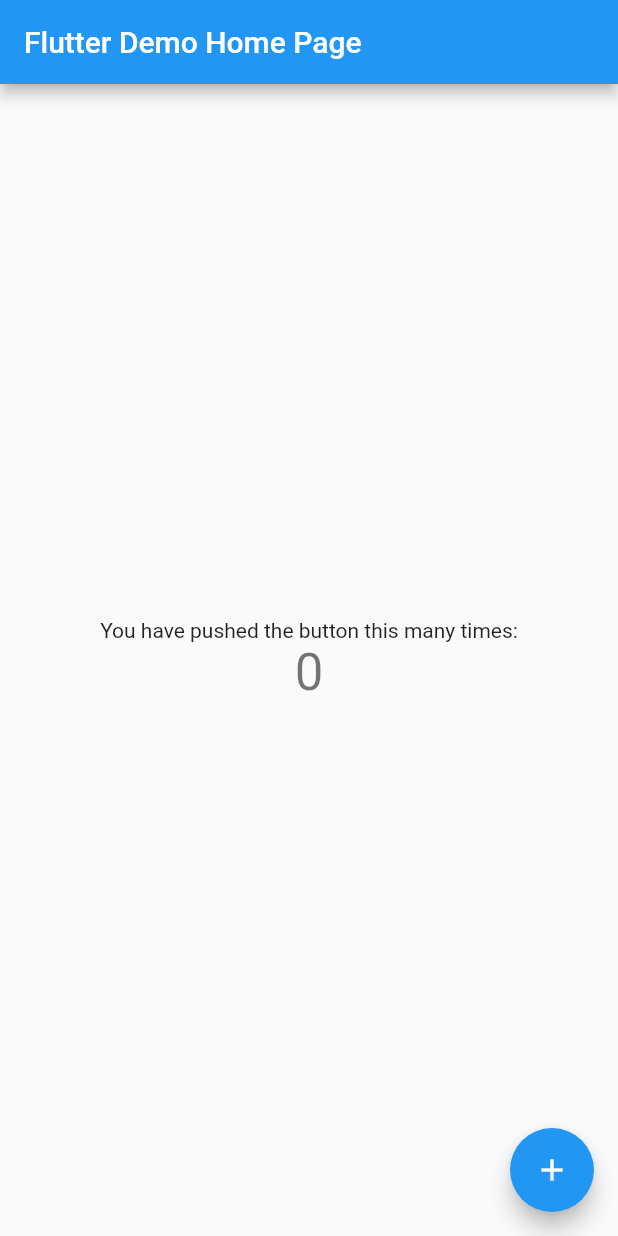
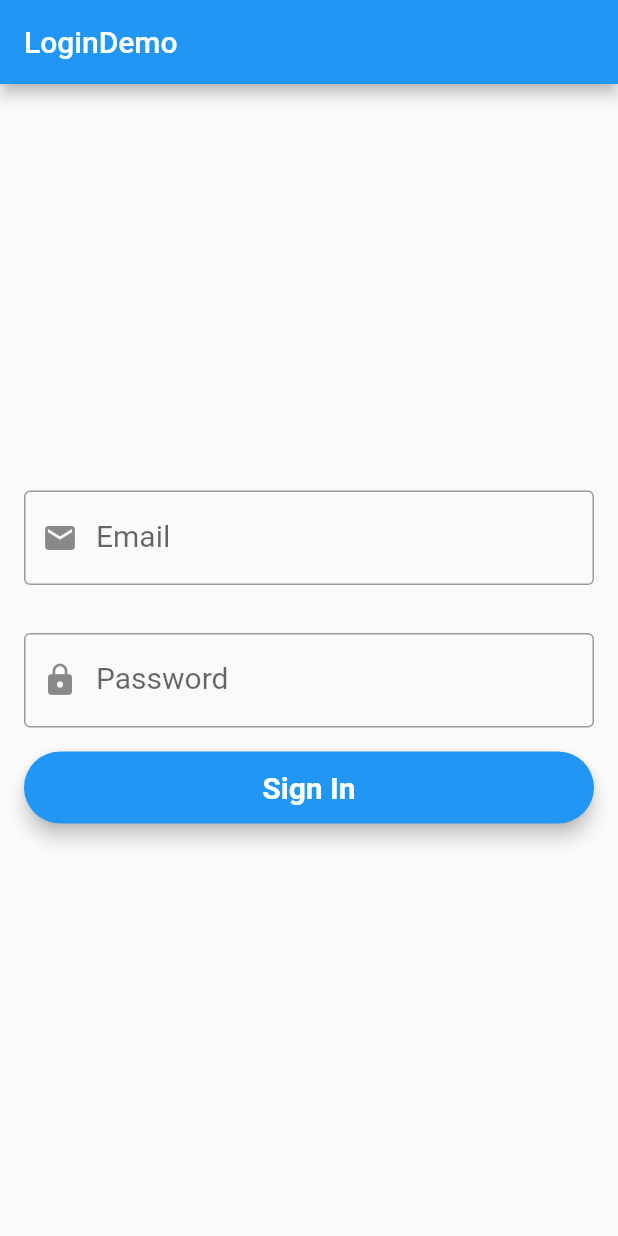
Before and after one commit to ramyx/flutter_sample_project, a Flutter app: the screen it shows after launch, on a phone screen of 412 x 824 dp. Run offline on Flutter 3.47's test engine with Material 2 defaults, Android fonts, the phone set to English and light mode, and no system bars; accounts and stored records are empty; Roboto replaces fonts that are missing (Montserrat).

Commit message:
First try

```diff
--- a/lib/main.dart
+++ b/lib/main.dart
@@ -1,4 +1,7 @@
 import 'package:flutter/material.dart';
+import 'package:provider/provider.dart';
+import 'package:flutter_sample_project/screens/login_page.dart';
+import 'package:flutter_sample_project/providers/user_repository.dart';
 
 void main() => runApp(MyApp());
 
@@ -7,7 +10,7 @@ class MyApp extends StatelessWidget {
   @override
   Widget build(BuildContext context) {
     return MaterialApp(
-      title: 'Flutter Demo',
+      title: 'Flutter Sample Project',
       theme: ThemeData(
         // This is the theme of your application.
         //
@@ -20,92 +23,66 @@ class MyApp extends StatelessWidget {
         // is not restarted.
         primarySwatch: Colors.blue,
       ),
-      home: MyHomePage(title: 'Flutter Demo Home Page'),
+      home: MyHomePage(),
     );
   }
 }
 
-class MyHomePage extends StatefulWidget {
-  MyHomePage({Key key, this.title}) : super(key: key);
-
-  // This widget is the home page of your application. It is stateful, meaning
-  // that it has a State object (defined below) that contains fields that affect
-  // how it looks.
-
-  // This class is the configuration for the state. It holds the values (in this
-  // case the title) provided by the parent (in this case the App widget) and
-  // used by the build method of the State. Fields in a Widget subclass are
-  // always marked "final".
-
-  final String title;
-
+class MyHomePage extends StatelessWidget {
   @override
-  _MyHomePageState createState() => _MyHomePageState();
+  Widget build(BuildContext context) {
+    return ChangeNotifierProvider(
+      builder: (_) => UserRepository.instance(),
+      child: Consumer(
+        builder: (context, UserRepository user, _) {
+          switch (user.status) {
+            case Status.Uninitialized:
+              return Splash();
+            case Status.Unauthenticated:
+            case Status.Authenticating:
+              return LoginPage();
+            case Status.Authenticated:
+              return UserInfoPage(user: user.user);
+          }
+        },
+      ),
+    );
+  }
 }
 
-class _MyHomePageState extends State<MyHomePage> {
-  int _counter = 0;
+class UserInfoPage extends StatelessWidget {
+  final  user;
 
-  void _incrementCounter() {
-    setState(() {
-      // This call to setState tells the Flutter framework that something has
-      // changed in this State, which causes it to rerun the build method below
-      // so that the display can reflect the updated values. If we changed
-      // _counter without calling setState(), then the build method would not be
-      // called again, and so nothing would appear to happen.
-      _counter++;
-    });
-  }
-
+  const UserInfoPage({Key key, this.user}) : super(key: key);
   @override
   Widget build(BuildContext context) {
-    // This method is rerun every time setState is called, for instance as done
-    // by the _incrementCounter method above.
-    //
-    // The Flutter framework has been optimized to make rerunning build methods
-    // fast, so that you can just rebuild anything that needs updating rather
-    // than having to individually change instances of widgets.
     return Scaffold(
       appBar: AppBar(
-        // Here we take the value from the MyHomePage object that was created by
-        // the App.build method, and use it to set our appbar title.
-        title: Text(widget.title),
+        title: Text("User Info"),
       ),
       body: Center(
-        // Center is a layout widget. It takes a single child and positions it
-        // in the middle of the parent.
         child: Column(
-          // Column is also layout widget. It takes a list of children and
-          // arranges them vertically. By default, it sizes itself to fit its
-          // children horizontally, and tries to be as tall as its parent.
-          //
-          // Invoke "debug painting" (press "p" in the console, choose the
-          // "Toggle Debug Paint" action from the Flutter Inspector in Android
-          // Studio, or the "Toggle Debug Paint" command in Visual Studio Code)
-          // to see the wireframe for each widget.
-          //
-          // Column has various properties to control how it sizes itself and
-          // how it positions its children. Here we use mainAxisAlignment to
-          // center the children vertically; the main axis here is the vertical
-          // axis because Columns are vertical (the cross axis would be
-          // horizontal).
           mainAxisAlignment: MainAxisAlignment.center,
           children: <Widget>[
-            Text(
-              'You have pushed the button this many times:',
-            ),
-            Text(
-              '$_counter',
-              style: Theme.of(context).textTheme.display1,
-            ),
+            Text(user.email),
+            RaisedButton(
+              child: Text("SIGN OUT"),
+              onPressed: () => Provider.of<UserRepository>(context).signOut(),
+            )
           ],
         ),
       ),
-      floatingActionButton: FloatingActionButton(
-        onPressed: _incrementCounter,
-        tooltip: 'Increment',
-        child: Icon(Icons.add),
-      ), // This trailing comma makes auto-formatting nicer for build methods.
     );
   }
 }
+
+class Splash extends StatelessWidget {
+  @override
+  Widget build(BuildContext context) {
+    return Material(
+      child: Center(
+        child: Text("Splash Screen"),
+      ),
+    );
+  }
+}
--- /dev/null
+++ b/lib/models/user.dart
@@ -0,0 +1,9 @@
+class User {
+  final String name;
+  final String email;
+  final String gender;
+  final int age;
+
+  User(this.name, this.email, this.gender, this.age);
+
+}
--- /dev/null
+++ b/lib/providers/user_repository.dart
@@ -0,0 +1,44 @@
+import 'package:flutter/widgets.dart';
+import 'package:flutter_sample_project/models/user.dart';
+
+enum Status { Uninitialized, Authenticated, Authenticating, Unauthenticated }
+
+class UserRepository with ChangeNotifier{
+  Status _status = Status.Unauthenticated;
+  User _user;
+  // SignIn _signIn;
+
+  Status get status => _status;
+  User get user => _user;
+
+  UserRepository.instance();// empty constructor
+
+  Future<bool> signIn(String email, String password) async {
+    // fake values @FIXMI
+    if(email == 'fake@email.com' && password == 'fakepass') {
+      _status = Status.Authenticating;
+      notifyListeners();
+      return true;
+    } else {
+      _status = Status.Unauthenticated;
+      notifyListeners();
+      return false;
+    }
+  }
+
+  Future signOut() async {
+    _status = Status.Unauthenticated;
+    notifyListeners();
+    return Future.delayed(Duration.zero); // need for type return
+  }
+
+  Future<void> _onAuthStateChanged(User user) async {
+    if (user == null) {
+      _status = Status.Unauthenticated;
+    } else {
+      _user = user;
+      _status = Status.Authenticated;
+    }
+    notifyListeners();
+  }
+}
--- /dev/null
+++ b/lib/screens/login_page.dart
@@ -0,0 +1,134 @@
+import 'package:flutter/material.dart';
+import 'package:flutter/semantics.dart';
+import 'package:flutter_sample_project/providers/user_repository.dart';
+import 'package:provider/provider.dart';
+
+class LoginPage extends StatefulWidget {
+  @override
+  _LoginPageState createState() => _LoginPageState();
+}
+
+class _LoginPageState extends State<LoginPage> {
+  TextStyle style = TextStyle(fontFamily: 'Montserrat', fontSize: 20.0);
+  TextEditingController _email;
+  TextEditingController _password;
+  final _formKey = GlobalKey<FormState>();
+  final _key = GlobalKey<ScaffoldState>();
+
+  @override
+  void initState() {
+    super.initState();
+    _email = TextEditingController(text: "");
+    _password = TextEditingController(text: "");
+  }
+
+  @override
+  Widget build(BuildContext context) {
+    final user = Provider.of<UserRepository>(context);
+    return Scaffold(
+      key: _key,
+      appBar: AppBar(
+        title: Text("LoginDemo"),
+      ),
+      body: Form(
+        key: _formKey,
+        child: Center(
+          child: ListView(
+            shrinkWrap: true,
+            children: <Widget>[
+              Padding(
+                padding: const EdgeInsets.all(16.0),
+                child: TextFormField(
+                  controller: _email,
+                  validator: (value) =>
+                      (value.isEmpty) ? "Please Enter Email" : null,
+                  style: style,
+                  decoration: InputDecoration(
+                    prefixIcon: Icon(Icons.email),
+                    labelText: "Email",
+                    border: OutlineInputBorder(),
+                  ),
+                ),
+              ),
+              Padding(
+                padding: const EdgeInsets.all(16.0),
+                child: TextFormField(
+                  controller: _password,
+                  validator: (value) =>
+                      (value.isEmpty) ? "Please Enter Password" : null,
+                  style: style,
+                  decoration: InputDecoration(
+                    prefixIcon: Icon(Icons.lock),
+                    labelText: "Password",
+                    border: OutlineInputBorder(),
+                  ),
+                ),
+              ),
+              user.status == Status.Authenticating
+                  ? Center(child: CircularProgressIndicator())
+                  : Padding(
+                      padding: const EdgeInsets.symmetric(horizontal: 16.0),
+                      child: Material(
+                        elevation: 5.0,
+                        borderRadius: BorderRadius.circular(30.0),
+                        color: Colors.blue,
+                        child: MaterialButton(
+                          onPressed: () async {
+                            if (_formKey.currentState.validate()) {
+                              if (!await user.signIn(
+                                  _email.text, _password.text))
+                                _key.currentState.showSnackBar(SnackBar(
+                                  content: Text("Something is wrong"),
+                                ));
+                            }
+                          },
+                          child: Text(
+                            "Sign In",
+                            style: style.copyWith(
+                              color: Colors.white,
+                              fontWeight: FontWeight.bold,
+                            ),
+                          ),
+                        ),
+                      ),
+                    ),
+              SizedBox(height: 20),
+              user.status == Status.Authenticating
+                  ? Center(child: CircularProgressIndicator())
+                  : Padding(
+                      padding: const EdgeInsets.symmetric(horizontal: 16.0),
+                      child: Material(
+                        elevation: 5.0,
+                        borderRadius: BorderRadius.circular(30.0),
+                        color: Colors.blue,
+                        // child: MaterialButton(
+                        //   onPressed: () async {
+                        //     if (!await user.signInWithGoogle())
+                        //       _key.currentState.showSnackBar(SnackBar(
+                        //         content: Text("Something is wrong"),
+                        //       ));
+                        //   },
+                        //   child: Text(
+                        //     "Sign In With Google",
+                        //     style: style.copyWith(
+                        //         color: Colors.white,
+                        //         fontWeight: FontWeight.bold),
+                        //   ),
+                        // ),
+                      ),
+                    ),
+            ],
+          ),
+        ),
+      ),
+    );
+  }
+
+
+  @override
+  void dispose() {
+    _email.dispose();
+    _password.dispose();
+    super.dispose();
+  }
+}
```
